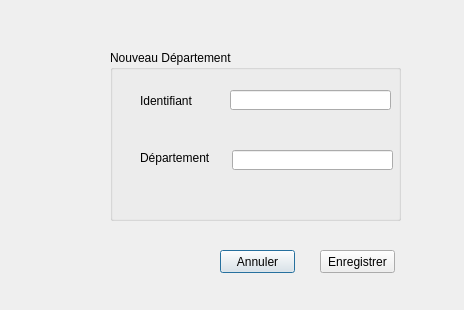
Old version of the form FaceRecognition/ajouterdepartement.ui in the repository idriss92/FaceRecognition.
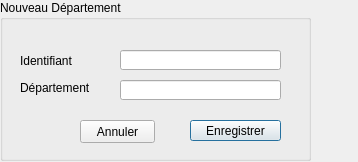
New version of the form.

The edit to the form file:
```diff
--- a/FaceRecognition/ajouterdepartement.ui
+++ b/FaceRecognition/ajouterdepartement.ui
@@ -6,8 +6,8 @@
    <rect>
     <x>0</x>
     <y>0</y>
-    <width>464</width>
-    <height>310</height>
+    <width>358</width>
+    <height>162</height>
    </rect>
   </property>
   <property name="windowTitle">
@@ -16,10 +16,10 @@
   <widget class="QGroupBox" name="groupBoxNouveauDepartement">
    <property name="geometry">
     <rect>
-     <x>110</x>
-     <y>50</y>
-     <width>291</width>
-     <height>171</height>
+     <x>0</x>
+     <y>0</y>
+     <width>311</width>
+     <height>161</height>
     </rect>
    </property>
    <property name="title">
@@ -28,8 +28,8 @@
    <widget class="QLabel" name="labelIdDepartement">
     <property name="geometry">
      <rect>
-      <x>30</x>
-      <y>40</y>
+      <x>20</x>
+      <y>50</y>
       <width>71</width>
       <height>21</height>
      </rect>
@@ -41,9 +41,9 @@
    <widget class="QLabel" name="labelNomDepartement">
     <property name="geometry">
      <rect>
-      <x>30</x>
-      <y>100</y>
-      <width>71</width>
+      <x>20</x>
+      <y>80</y>
+      <width>101</width>
       <height>16</height>
      </rect>
     </property>
@@ -55,7 +55,7 @@
     <property name="geometry">
      <rect>
       <x>120</x>
-      <y>40</y>
+      <y>50</y>
       <width>161</width>
       <height>20</height>
      </rect>
@@ -64,39 +64,39 @@
    <widget class="QLineEdit" name="lineEditNomDepartement">
     <property name="geometry">
      <rect>
-      <x>122</x>
-      <y>100</y>
+      <x>120</x>
+      <y>80</y>
       <width>161</width>
       <height>20</height>
      </rect>
     </property>
    </widget>
-  </widget>
-  <widget class="QPushButton" name="pushButtonAnnuler">
-   <property name="geometry">
-    <rect>
-     <x>220</x>
-     <y>250</y>
-     <width>75</width>
-     <height>23</height>
-    </rect>
-   </property>
-   <property name="text">
-    <string>Annuler</string>
-   </property>
-  </widget>
-  <widget class="QPushButton" name="pushButtonEnregistrer">
-   <property name="geometry">
-    <rect>
-     <x>320</x>
-     <y>250</y>
-     <width>75</width>
-     <height>23</height>
-    </rect>
-   </property>
-   <property name="text">
-    <string>Enregistrer</string>
-   </property>
+   <widget class="QPushButton" name="pushButtonEnregistrer">
+    <property name="geometry">
+     <rect>
+      <x>190</x>
+      <y>120</y>
+      <width>91</width>
+      <height>21</height>
+     </rect>
+    </property>
+    <property name="text">
+     <string>Enregistrer</string>
+    </property>
+   </widget>
+   <widget class="QPushButton" name="pushButtonAnnuler">
+    <property name="geometry">
+     <rect>
+      <x>80</x>
+      <y>120</y>
+      <width>75</width>
+      <height>23</height>
+     </rect>
+    </property>
+    <property name="text">
+     <string>Annuler</string>
+    </property>
+   </widget>
   </widget>
  </widget>
  <resources/>
```
